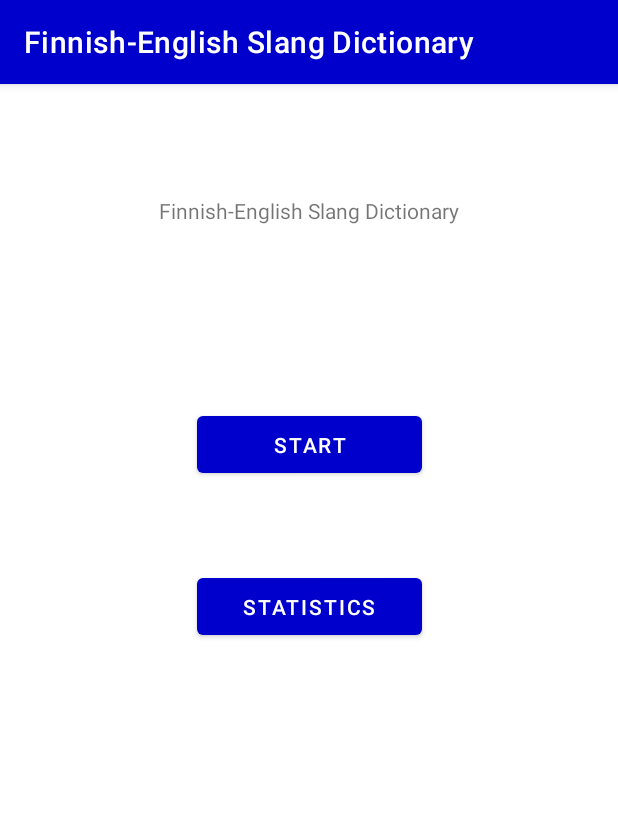
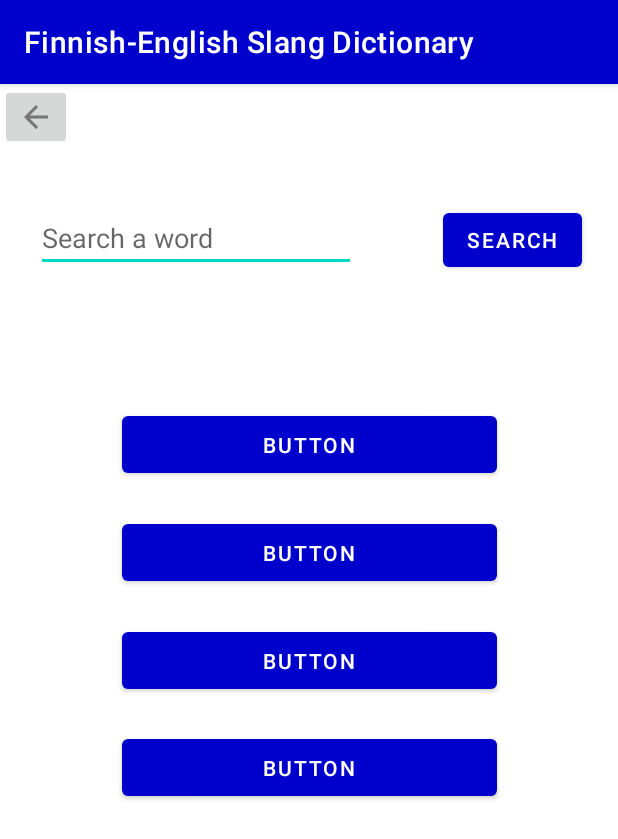
Before and after one commit to HangHuynh19/finnish-english-dictionary, an Android app: the screen it shows after launch (MainActivity before the commit, MainMenu after it), after a tap on "START", on a phone screen of 412 x 824 dp. Shown: the top 839 px of the screen. Run offline under Robolectric (Android 15) with nearby library versions, the phone set to English and light mode, and no system bars.

Commit message:
Menu page added, functionality to be added

```diff
--- a/app/src/main/AndroidManifest.xml
+++ b/app/src/main/AndroidManifest.xml
@@ -9,7 +9,8 @@
         android:roundIcon="@mipmap/ic_launcher_round"
         android:supportsRtl="true"
         android:theme="@style/Theme.FinnishEnglishSlangDictionary">
-        <activity android:name=".UserStatistics"></activity>
+        <activity android:name=".MainMenu"></activity>
+        <activity android:name=".UserStatistics" />
         <activity android:name=".MainActivity">
             <intent-filter>
                 <action android:name="android.intent.action.MAIN" />
--- a/app/src/main/java/fi/hanghuynh/finnish_englishslangdictionary/MainActivity.java
+++ b/app/src/main/java/fi/hanghuynh/finnish_englishslangdictionary/MainActivity.java
@@ -12,6 +12,7 @@ public class MainActivity extends AppCompatActivity {
     private View.OnClickListener onClickListener = v -> {
         if (v.getId() == R.id.startBtn){
             Log.d("button", "start button");
+            startActivity(new Intent(MainActivity.this, MainMenu.class));
         } else if (v.getId() == R.id.statisticsBtn){
             Log.d("button", "statistics button");
             startActivity(new Intent(MainActivity.this, UserStatistics.class));
--- /dev/null
+++ b/app/src/main/java/fi/hanghuynh/finnish_englishslangdictionary/MainMenu.java
@@ -0,0 +1,19 @@
+package fi.hanghuynh.finnish_englishslangdictionary;
+
+import androidx.appcompat.app.AppCompatActivity;
+
+import android.os.Bundle;
+import android.view.View;
+
+public class MainMenu extends AppCompatActivity implements View.OnClickListener {
+
+    @Override
+    protected void onCreate(Bundle savedInstanceState) {
+        super.onCreate(savedInstanceState);
+        setContentView(R.layout.activity_main_menu);
+    }
+    @Override
+    public void onClick(View v) {
+        // default method for handling onClick Events..
+    }
+}
--- /dev/null
+++ b/app/src/main/res/layout/activity_main_menu.xml
@@ -0,0 +1,89 @@
+<?xml version="1.0" encoding="utf-8"?>
+<androidx.constraintlayout.widget.ConstraintLayout xmlns:android="http://schemas.android.com/apk/res/android"
+    xmlns:app="http://schemas.android.com/apk/res-auto"
+    xmlns:tools="http://schemas.android.com/tools"
+    android:layout_width="match_parent"
+    android:layout_height="match_parent"
+    tools:context=".MainMenu">
+
+    <ImageButton
+        android:id="@+id/backBtn"
+        android:layout_width="wrap_content"
+        android:layout_height="wrap_content"
+        app:layout_constraintBottom_toBottomOf="parent"
+        app:layout_constraintEnd_toEndOf="parent"
+        app:layout_constraintStart_toStartOf="parent"
+        app:layout_constraintTop_toTopOf="parent"
+        app:srcCompat="@drawable/ic_back_arrow"
+        tools:ignore="VectorDrawableCompat"
+        app:layout_constraintHorizontal_bias="0"
+        app:layout_constraintVertical_bias="0" />
+
+    <EditText
+        android:id="@+id/editTextTextPersonName"
+        android:layout_width="wrap_content"
+        android:layout_height="wrap_content"
+        android:layout_marginStart="24dp"
+        android:layout_marginLeft="24dp"
+        android:layout_marginTop="80dp"
+        android:ems="10"
+        android:inputType="textPersonName"
+        android:hint="Search a word"
+        app:layout_constraintStart_toStartOf="parent"
+        app:layout_constraintTop_toTopOf="parent" />
+
+    //no function atm
+    <Button
+        android:id="@+id/searchBtn"
+        android:layout_width="wrap_content"
+        android:layout_height="wrap_content"
+        android:layout_marginEnd="24dp"
+        android:layout_marginRight="24dp"
+        android:text="@string/search_button"
+        app:layout_constraintBaseline_toBaselineOf="@+id/editTextTextPersonName"
+        app:layout_constraintEnd_toEndOf="parent" />
+
+    <Button
+        android:id="@+id/wordListBtn"
+        android:layout_width="250dp"
+        android:layout_height="50dp"
+        android:text="Button"
+        app:layout_constraintBottom_toBottomOf="parent"
+        app:layout_constraintEnd_toEndOf="parent"
+        app:layout_constraintStart_toStartOf="parent"
+        app:layout_constraintTop_toTopOf="parent"
+        app:layout_constraintVertical_bias="0.3" />
+
+    <Button
+        android:id="@+id/quizzesBtn"
+        android:layout_width="250dp"
+        android:layout_height="50dp"
+        android:text="Button"
+        app:layout_constraintBottom_toBottomOf="parent"
+        app:layout_constraintEnd_toEndOf="parent"
+        app:layout_constraintStart_toStartOf="parent"
+        app:layout_constraintTop_toTopOf="parent"
+        app:layout_constraintVertical_bias="0.4" />
+
+    <Button
+        android:id="@+id/button4"
+        android:layout_width="250dp"
+        android:layout_height="50dp"
+        android:text="Button"
+        app:layout_constraintBottom_toBottomOf="parent"
+        app:layout_constraintEnd_toEndOf="parent"
+        app:layout_constraintStart_toStartOf="parent"
+        app:layout_constraintTop_toTopOf="parent"
+        app:layout_constraintVertical_bias="0.5" />
+
+    <Button
+        android:id="@+id/button2"
+        android:layout_width="250dp"
+        android:layout_height="50dp"
+        android:text="Button"
+        app:layout_constraintBottom_toBottomOf="parent"
+        app:layout_constraintEnd_toEndOf="parent"
+        app:layout_constraintStart_toStartOf="parent"
+        app:layout_constraintTop_toTopOf="parent"
+        app:layout_constraintVertical_bias="0.6" />
+</androidx.constraintlayout.widget.ConstraintLayout>
--- a/app/src/main/res/values/strings.xml
+++ b/app/src/main/res/values/strings.xml
@@ -2,4 +2,5 @@
     <string name="app_name">Finnish-English Slang Dictionary</string>
     <string name="start_button">Start</string>
     <string name="statistics_button">Statistics</string>
+    <string name="search_button">Search</string>
 </resources>
```
